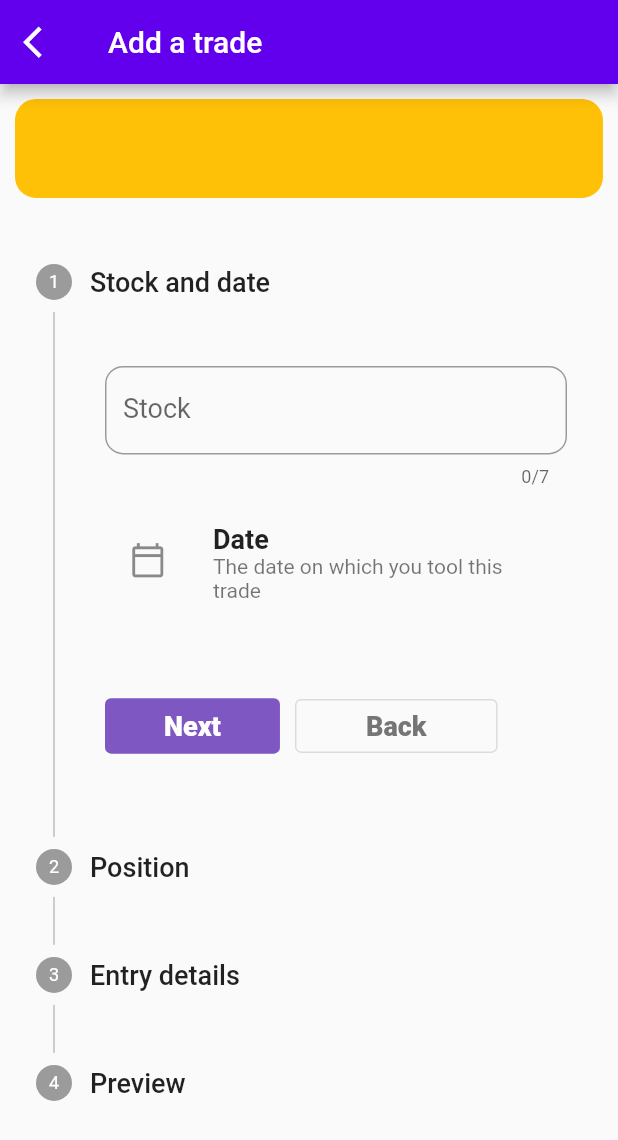
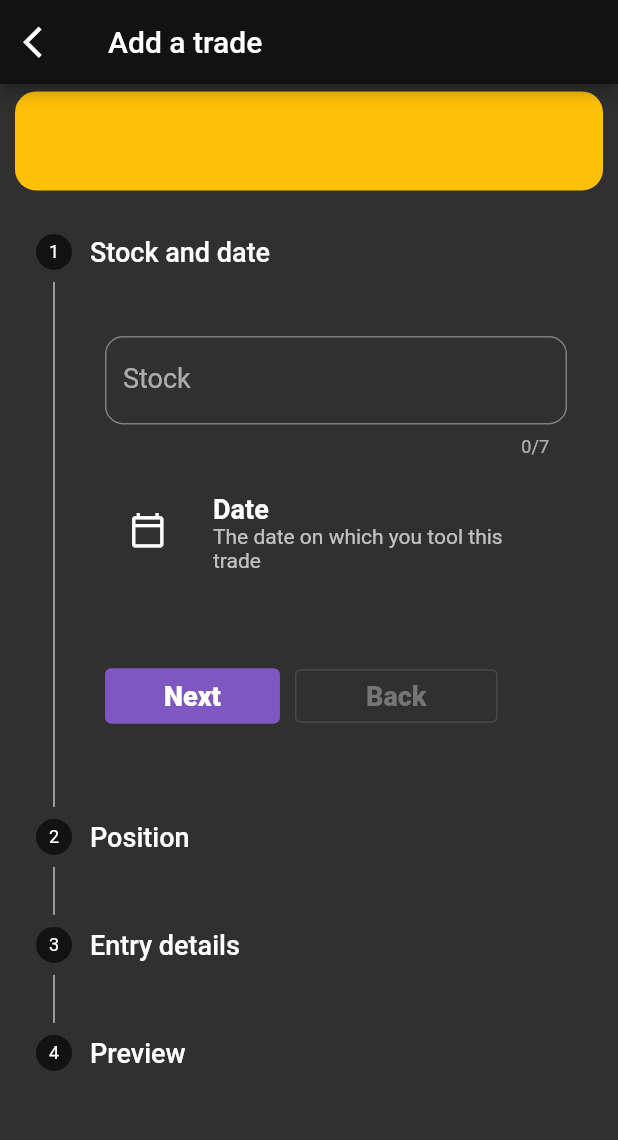
Before and after one commit to ShimronAlakkal/tradebook, a Flutter app: the screen it shows after launch, after a tap on "add", on a phone screen of 412 x 824 dp. Shown: the top 1140 px of the screen. Run offline on Flutter 3.47's test engine with Material 2 defaults, Android fonts, the phone set to English and light mode, and no system bars; our stand-ins replace shared_preferences, sqflite; missing offline and left inert: shared_preferences_web; accounts and stored records are empty.

```diff
--- a/lib/main.dart
+++ b/lib/main.dart
@@ -5,7 +5,7 @@ import 'package:pron/views/home.dart';
 void main() {
   runApp(
     MaterialApp(
-      themeMode: ThemeMode.light,
+      themeMode: ThemeMode.dark,
       theme: Palette.lightTheme,
       darkTheme: Palette.darkTheme,
       debugShowCheckedModeBanner: false,
--- a/lib/views/home.dart
+++ b/lib/views/home.dart
@@ -63,8 +63,8 @@ class HomeState extends State<Home> {
 //  Tradebook Screen
 
             NavigationDestination(
-                selectedIcon: Icon(Icons.book),
-                icon: Icon(Icons.book_outlined),
+                selectedIcon: Icon(Icons.analytics_rounded),
+                icon: Icon(Icons.analytics_outlined),
                 label: 'dashboard'),
 
 // Stats Screen
@@ -77,7 +77,7 @@ class HomeState extends State<Home> {
             NavigationDestination(
               selectedIcon: Icon(Icons.edit),
               icon: Icon(Icons.edit_outlined),
-              label: 'edit',
+              label: 'transact',
             ),
           ],
         ),
--- a/lib/views/trade_entry.dart
+++ b/lib/views/trade_entry.dart
@@ -122,7 +122,7 @@ class _TradeEntryState extends State<TradeEntry> {
         title: edit == 0 ? const Text('Add a trade') : const Text('Edit trade'),
         leading: IconButton(
           onPressed: () {
-            Navigator.pop(context);
+            Navigator.pop(context, false);
           },
           icon: const Icon(Icons.arrow_back_ios),
         ),
@@ -135,7 +135,7 @@ class _TradeEntryState extends State<TradeEntry> {
 
           Container(
             margin:
-                const EdgeInsets.only(left: 10, right: 10, bottom: 20, top: 10),
+                const EdgeInsets.only(left: 10, right: 10, bottom: 5, top: 5),
             decoration: BoxDecoration(
                 borderRadius: BorderRadius.circular(14),
                 color: Colors.amber.shade500),
@@ -490,13 +490,13 @@ class _TradeEntryState extends State<TradeEntry> {
           style: TextStyle(fontSize: 18),
         ),
         content: Container(
-          height: height * 0.3,
-          padding: const EdgeInsets.symmetric(vertical: 10),
+          height: height * 0.35,
           margin: const EdgeInsets.symmetric(vertical: 10, horizontal: 10),
           child: Column(
             children: [
               // The entry price
               TextFormField(
+                maxLength: 10,
                 controller: entryController,
                 // ignore: missing_return
                 textInputAction: TextInputAction.next,
@@ -518,6 +518,7 @@ class _TradeEntryState extends State<TradeEntry> {
 
               // The stop loss field
               TextFormField(
+                maxLength: 10,
                 controller: slController,
                 // ignore: missing_return
                 textInputAction: TextInputAction.next,
@@ -540,6 +541,7 @@ class _TradeEntryState extends State<TradeEntry> {
 
               // Qty Field
               TextFormField(
+                maxLength: 8,
                 controller: qtyController,
                 // ignore: missing_return
                 textInputAction: TextInputAction.done,
--- a/lib/views/transactions.dart
+++ b/lib/views/transactions.dart
@@ -1,6 +1,9 @@
+// ignore_for_file: no_logic_in_create_state
+
 import 'package:flutter/material.dart';
 import 'package:pron/model/transaction_database.dart';
 
+// ignore: must_be_immutable
 class Transactions extends StatefulWidget {
   // ignore: use_key_in_widget_constructors
   const Transactions();
@@ -10,8 +13,11 @@ class Transactions extends StatefulWidget {
 }
 
 class _TransactionsState extends State<Transactions> {
+  _TransactionsState();
+
   TextEditingController amountController = TextEditingController();
   DateTime _date;
+  // [deposit , withdraw]
   List<bool> dwButtons = [true, false];
 
   Tdbase _helper;
```
Also changed, not shown: lib/model/transaction_database.dart (+10 -2 lines), lib/views/dashboard.dart (+63 -8 lines), lib/views/edit.dart (+22 -8 lines).
